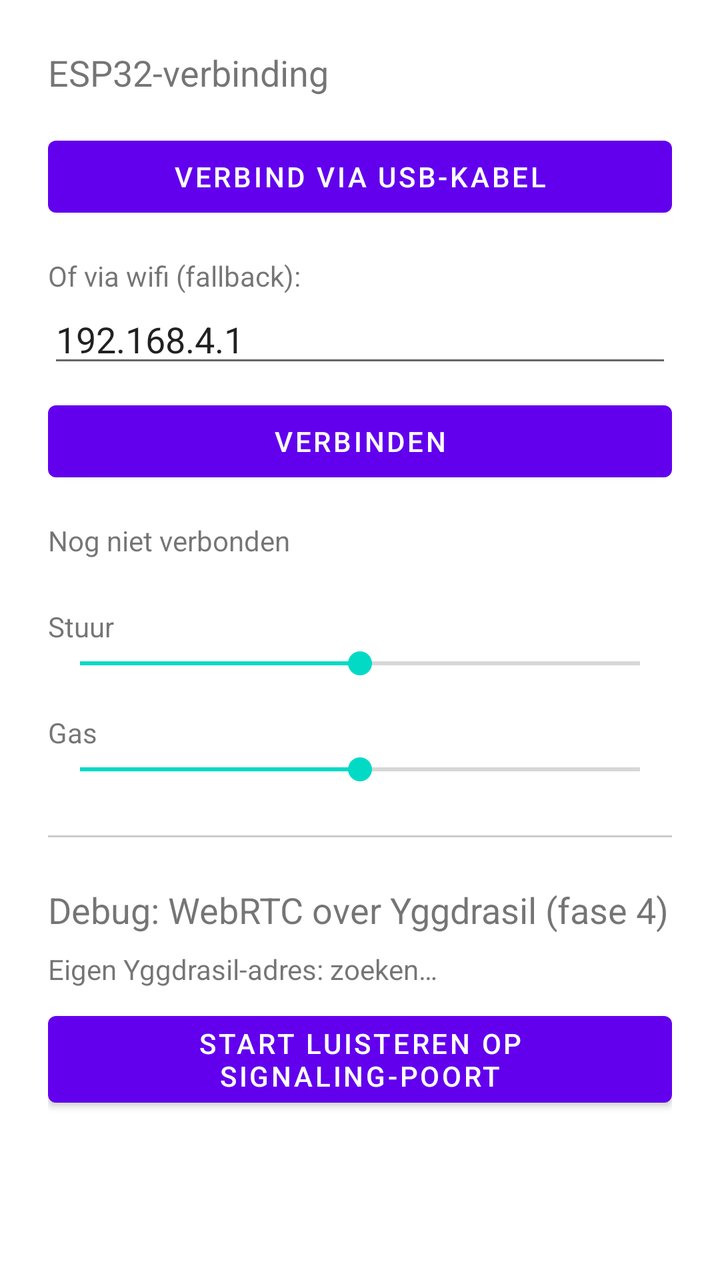
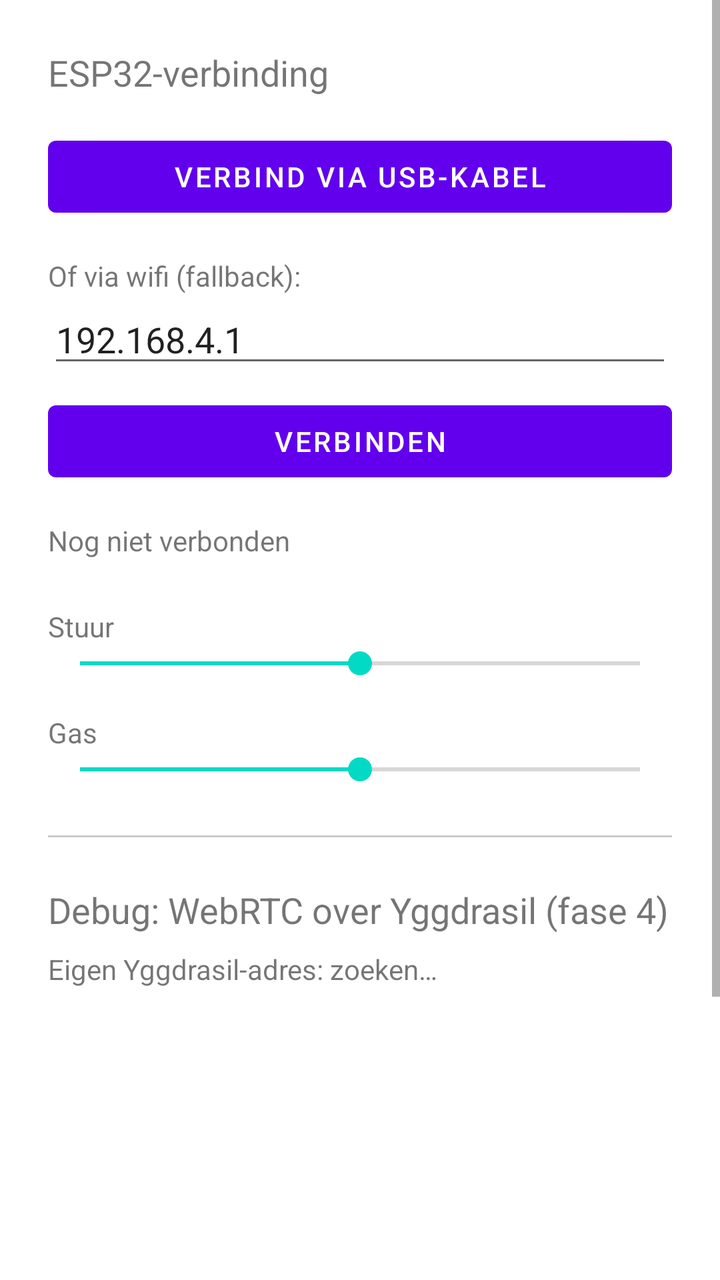

The first picture is an Android layout as it rendered before a commit; the second is the same layout after the commit. The layout source and the unified diff follow.
<!-- AndroidManifest.xml: application theme Theme.RcVehicle -->
<!-- res/layout/activity_vehicle.xml -->
<?xml version="1.0" encoding="utf-8"?>
<ScrollView xmlns:android="http://schemas.android.com/apk/res/android"
    android:layout_width="match_parent"
    android:layout_height="match_parent"
    android:fitsSystemWindows="true">

<LinearLayout
    android:layout_width="match_parent"
    android:layout_height="wrap_content"
    android:orientation="vertical"
    android:padding="24dp">

    <TextView
        android:layout_width="wrap_content"
        android:layout_height="wrap_content"
        android:text="@string/vehicle_debug_title"
        android:textSize="18sp"
        android:layout_marginBottom="16dp" />

    <Button
        android:id="@+id/buttonConnectUsb"
        android:layout_width="match_parent"
        android:layout_height="wrap_content"
        android:text="@string/vehicle_connect_usb" />

    <TextView
        android:layout_width="wrap_content"
        android:layout_height="wrap_content"
        android:layout_marginTop="16dp"
        android:text="@string/vehicle_wifi_fallback_title" />

    <EditText
        android:id="@+id/editEspIp"
        android:layout_width="match_parent"
        android:layout_height="wrap_content"
        android:hint="@string/vehicle_esp_ip_hint"
        android:inputType="text"
        android:text="192.168.4.1" />

    <Button
        android:id="@+id/buttonConnect"
        android:layout_width="match_parent"
        android:layout_height="wrap_content"
        android:layout_marginTop="8dp"
        android:text="@string/vehicle_connect" />

    <TextView
        android:id="@+id/textStatus"
        android:layout_width="match_parent"
        android:layout_height="wrap_content"
        android:layout_marginTop="16dp"
        android:text="@string/vehicle_status_idle" />

    <TextView
        android:layout_width="wrap_content"
        android:layout_height="wrap_content"
        android:layout_marginTop="24dp"
        android:text="@string/vehicle_debug_steer" />
    <SeekBar
        android:id="@+id/seekSteer"
        android:layout_width="match_parent"
        android:layout_height="wrap_content"
        android:max="200"
        android:progress="100" />

    <TextView
        android:layout_width="wrap_content"
        android:layout_height="wrap_content"
        android:layout_marginTop="16dp"
        android:text="@string/vehicle_debug_throttle" />
    <SeekBar
        android:id="@+id/seekThrottle"
        android:layout_width="match_parent"
        android:layout_height="wrap_content"
        android:max="200"
        android:progress="100" />

    <View
        android:layout_width="match_parent"
        android:layout_height="1dp"
        android:layout_marginVertical="24dp"
        android:background="#33000000" />

    <TextView
        android:layout_width="wrap_content"
        android:layout_height="wrap_content"
        android:text="@string/vehicle_rtc_title"
        android:textSize="18sp"
        android:layout_marginBottom="8dp" />

    <TextView
        android:id="@+id/textOwnYggdrasilAddress"
        android:layout_width="match_parent"
        android:layout_height="wrap_content"
        android:textIsSelectable="true"
        android:text="@string/vehicle_own_address_detecting" />

    <Button
        android:id="@+id/buttonListen"
        android:layout_width="match_parent"
        android:layout_height="wrap_content"
        android:layout_marginTop="8dp"
        android:text="@string/vehicle_start_listening" />

    <TextView
        android:id="@+id/textRtcLog"
        android:layout_width="match_parent"
        android:layout_height="wrap_content"
        android:layout_marginTop="16dp"
        android:fontFamily="monospace"
        android:textSize="12sp" />

</LinearLayout>
</ScrollView>
<!-- resources referenced by this layout -->
<resources>
  <string name="vehicle_connect">Verbinden</string>
  <string name="vehicle_connect_usb">Verbind via USB-kabel</string>
  <string name="vehicle_debug_steer">Stuur</string>
  <string name="vehicle_debug_throttle">Gas</string>
  <string name="vehicle_debug_title">ESP32-verbinding</string>
  <string name="vehicle_esp_ip_hint">ESP32 IP-adres</string>
  <string name="vehicle_own_address_detecting">Eigen Yggdrasil-adres: zoeken…</string>
  <string name="vehicle_rtc_title">Debug: WebRTC over Yggdrasil (fase 4)</string>
  <string name="vehicle_start_listening">Start luisteren op signaling-poort</string>
  <string name="vehicle_status_idle">Nog niet verbonden</string>
  <string name="vehicle_wifi_fallback_title">Of via wifi (fallback):</string>
  <style name="Theme.RcVehicle" parent="Theme.MaterialComponents.DayNight.NoActionBar" />
</resources>

<!-- the commit's change to res/layout/activity_vehicle.xml (unified diff, before → after) -->
@@ -95,6 +95,14 @@
         android:textIsSelectable="true"
         android:text="@string/vehicle_own_address_detecting" />
 
+    <ImageView
+        android:id="@+id/imageYggdrasilQr"
+        android:layout_width="200dp"
+        android:layout_height="200dp"
+        android:layout_marginTop="8dp"
+        android:layout_gravity="center_horizontal"
+        android:contentDescription="@string/vehicle_qr_content_description" />
+
     <Button
         android:id="@+id/buttonListen"
         android:layout_width="match_parent"
<!-- resource entries referenced after the edit -->
@@ -7,6 +7,7 @@
   <string name="vehicle_debug_title">ESP32-verbinding</string>
   <string name="vehicle_esp_ip_hint">ESP32 IP-adres</string>
   <string name="vehicle_own_address_detecting">Eigen Yggdrasil-adres: zoeken…</string>
+  <string name="vehicle_qr_content_description">QR-code met eigen Yggdrasil-adres</string>
   <string name="vehicle_rtc_title">Debug: WebRTC over Yggdrasil (fase 4)</string>
   <string name="vehicle_start_listening">Start luisteren op signaling-poort</string>
   <string name="vehicle_status_idle">Nog niet verbonden</string>
